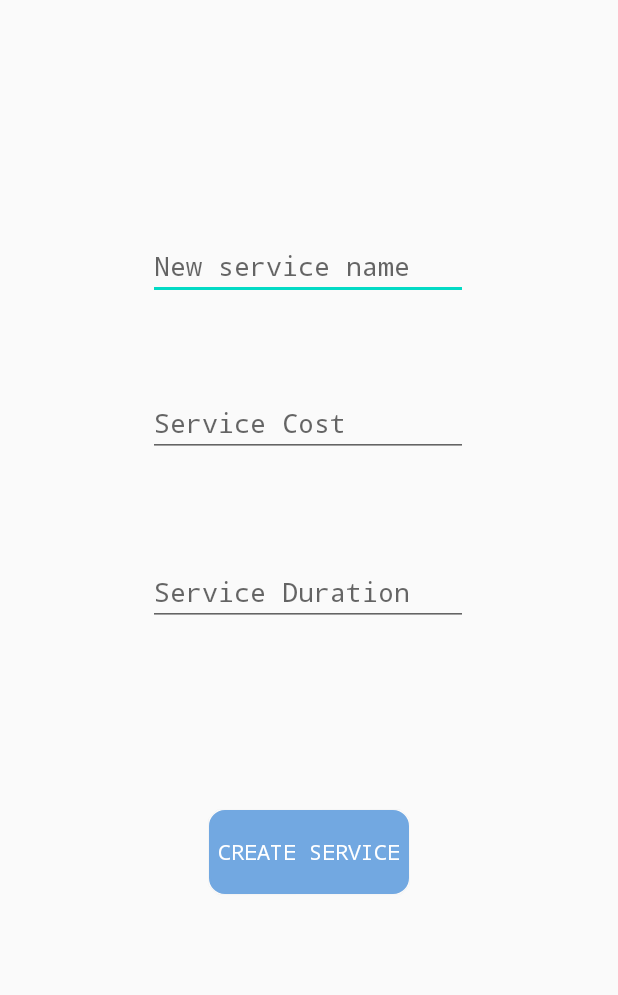
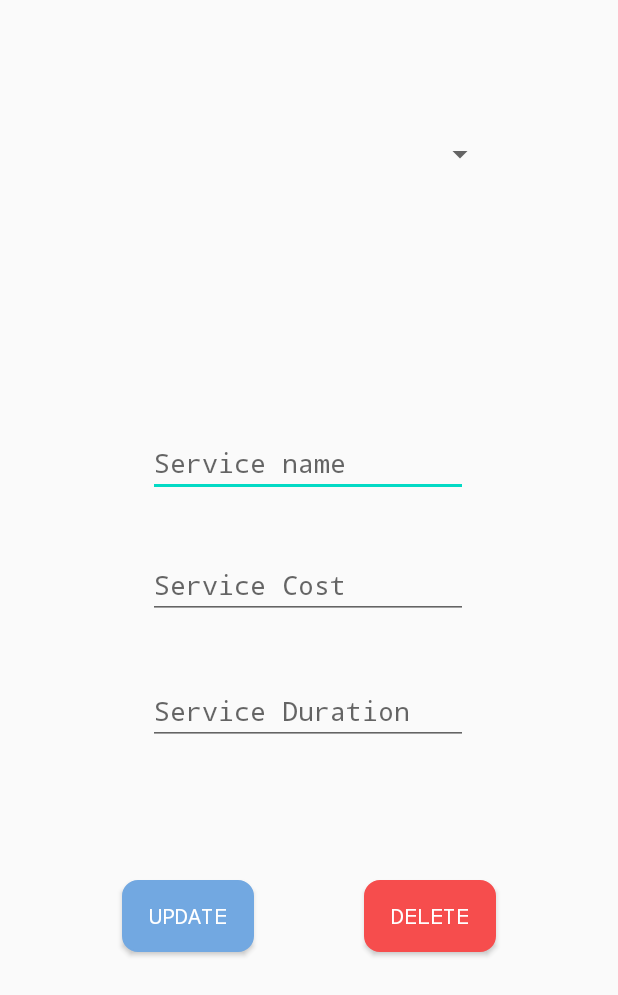
Before and after one commit to McGill-ECSE321-Winter2021/project-group-05, an Android app: the layout activity_edit_delete_service.xml on its own in the app's theme, with its tools: preview values and no code run, on a phone screen of 412 x 824 dp. Shown: the top 995 px of the screen. Run offline under Robolectric (Android 15) with nearby library versions, the phone set to English and light mode, and no system bars.

Commit message:
Edit/Delete service page added

```diff
--- a/RepairShopAndroid/app/src/main/AndroidManifest.xml
+++ b/RepairShopAndroid/app/src/main/AndroidManifest.xml
@@ -11,10 +11,11 @@
         android:roundIcon="@mipmap/ic_launcher_round"
         android:supportsRtl="true"
         android:theme="@style/AppTheme">
+        <activity android:name=".Activities.Admin.EditDeleteService"></activity>
         <activity
             android:name=".Activities.Admin.CreateService"
             android:label="@string/title_activity_create_service"
-            android:theme="@style/AppTheme.NoActionBar"></activity>
+            android:theme="@style/AppTheme.NoActionBar" />
         <activity android:name=".Activities.SignUpPage" />
         <activity android:name=".Activities.Technician.TechnicianHomePage" />
         <activity android:name=".Activities.Admin.AdminHomePage" />
--- /dev/null
+++ b/RepairShopAndroid/app/src/main/java/ca/mcgill/ecse321/repairshop_android/Activities/Admin/EditDeleteService.java
@@ -0,0 +1,16 @@
+package ca.mcgill.ecse321.repairshop_android.Activities.Admin;
+
+import androidx.appcompat.app.AppCompatActivity;
+
+import android.os.Bundle;
+
+import ca.mcgill.ecse321.repairshop_android.R;
+
+public class EditDeleteService extends AppCompatActivity {
+
+    @Override
+    protected void onCreate(Bundle savedInstanceState) {
+        super.onCreate(savedInstanceState);
+        setContentView(R.layout.activity_edit_delete_service);
+    }
+}
--- a/RepairShopAndroid/app/src/main/res/layout/activity_create_service.xml
+++ b/RepairShopAndroid/app/src/main/res/layout/activity_edit_delete_service.xml
@@ -2,26 +2,53 @@
 <androidx.constraintlayout.widget.ConstraintLayout xmlns:android="http://schemas.android.com/apk/res/android"
     xmlns:app="http://schemas.android.com/apk/res-auto"
     xmlns:tools="http://schemas.android.com/tools"
-    android:id="@+id/create"
     android:layout_width="match_parent"
     android:layout_height="match_parent"
-    tools:context=".Activities.Admin.CreateService">
+    tools:context=".Activities.Admin.EditDeleteService">
 
-    <Button
-        android:id="@+id/CreateServiceButton"
-        android:layout_width="133dp"
-        android:layout_height="56dp"
-        android:background="@drawable/mybutton"
-        android:backgroundTint="#72A8E1"
-        android:fontFamily="monospace"
-        android:text="@string/title_activity_create_service"
-        android:textColor="#FFFFFF"
-        android:onClick="createService"
+
+    <Spinner
+        android:id="@+id/spinner"
+        android:layout_width="249dp"
+        android:layout_height="72dp"
+        android:hint="Select a service"
         app:layout_constraintBottom_toBottomOf="parent"
         app:layout_constraintEnd_toEndOf="parent"
         app:layout_constraintStart_toStartOf="parent"
         app:layout_constraintTop_toTopOf="parent"
-        app:layout_constraintVertical_bias="0.703" />
+        app:layout_constraintVertical_bias="0.089" />
+
+    <Button
+        android:id="@+id/update"
+        android:layout_width="wrap_content"
+        android:layout_height="wrap_content"
+        android:background="@drawable/mybutton"
+        android:backgroundTint="#72A8E1"
+        android:fontFamily="monospace"
+        android:text="@string/update"
+        android:textColor="#FFFFFF"
+        app:layout_constraintBottom_toBottomOf="parent"
+        app:layout_constraintEnd_toEndOf="parent"
+        app:layout_constraintHorizontal_bias="0.25"
+        app:layout_constraintStart_toStartOf="parent"
+        app:layout_constraintTop_toTopOf="parent"
+        app:layout_constraintVertical_bias="0.756" />
+
+    <Button
+        android:id="@+id/delete"
+        android:layout_width="wrap_content"
+        android:layout_height="wrap_content"
+        android:background="@drawable/mybutton"
+        android:backgroundTint="#F64D4D"
+        android:fontFamily="monospace"
+        android:text="@string/delete"
+        android:textColor="#FFFFFF"
+        app:layout_constraintBottom_toBottomOf="parent"
+        app:layout_constraintEnd_toEndOf="parent"
+        app:layout_constraintHorizontal_bias="0.749"
+        app:layout_constraintStart_toStartOf="parent"
+        app:layout_constraintTop_toTopOf="parent"
+        app:layout_constraintVertical_bias="0.756" />
 
     <EditText
         android:id="@+id/newServiceName"
@@ -29,14 +56,14 @@
         android:layout_height="wrap_content"
         android:ems="10"
         android:fontFamily="monospace"
+        android:hint="@string/serviceName"
         android:inputType="textPersonName"
-        android:hint="@string/newServiceName"
         app:layout_constraintBottom_toBottomOf="parent"
         app:layout_constraintEnd_toEndOf="parent"
         app:layout_constraintHorizontal_bias="0.497"
         app:layout_constraintStart_toStartOf="parent"
         app:layout_constraintTop_toTopOf="parent"
-        app:layout_constraintVertical_bias="0.199" />
+        app:layout_constraintVertical_bias="0.367" />
 
     <EditText
         android:id="@+id/newServiceDuration"
@@ -44,14 +71,14 @@
         android:layout_height="wrap_content"
         android:ems="10"
         android:fontFamily="monospace"
+        android:hint="@string/newServiceDuration"
         android:inputType="number"
-        android:hint="@string/newServiceDuration"
         app:layout_constraintBottom_toBottomOf="parent"
         app:layout_constraintEnd_toEndOf="parent"
         app:layout_constraintHorizontal_bias="0.497"
         app:layout_constraintStart_toStartOf="parent"
         app:layout_constraintTop_toTopOf="parent"
-        app:layout_constraintVertical_bias="0.478" />
+        app:layout_constraintVertical_bias="0.58" />
 
     <EditText
         android:id="@+id/newServiceCost"
@@ -59,40 +86,13 @@
         android:layout_height="wrap_content"
         android:ems="10"
         android:fontFamily="monospace"
+        android:hint="@string/newServiceCost"
         android:inputType="numberDecimal"
-        android:hint="@string/newServiceCost"
         app:layout_constraintBottom_toBottomOf="parent"
         app:layout_constraintEnd_toEndOf="parent"
         app:layout_constraintHorizontal_bias="0.497"
         app:layout_constraintStart_toStartOf="parent"
         app:layout_constraintTop_toTopOf="parent"
-        app:layout_constraintVertical_bias="0.333" />
-
-    <TextView
-        android:id="@+id/error"
-        android:layout_width="wrap_content"
-        android:layout_height="wrap_content"
-        android:textColor="#FF0000"
-        android:textSize="18sp"
-        android:visibility="gone"
-        app:layout_constraintBottom_toBottomOf="parent"
-        app:layout_constraintEnd_toEndOf="parent"
-        app:layout_constraintHorizontal_bias="0.498"
-        app:layout_constraintStart_toStartOf="parent"
-        app:layout_constraintTop_toTopOf="parent"
-        app:layout_constraintVertical_bias="0.814" />
-    <TextView
-        android:id="@+id/successNotification"
-        android:layout_width="wrap_content"
-        android:layout_height="wrap_content"
-        android:textColor="#000000"
-        android:textSize="18sp"
-        android:visibility="gone"
-        app:layout_constraintBottom_toBottomOf="parent"
-        app:layout_constraintEnd_toEndOf="parent"
-        app:layout_constraintHorizontal_bias="0.498"
-        app:layout_constraintStart_toStartOf="parent"
-        app:layout_constraintTop_toTopOf="parent"
-        app:layout_constraintVertical_bias="0.814" />
+        app:layout_constraintVertical_bias="0.472" />
 
 </androidx.constraintlayout.widget.ConstraintLayout>
--- a/RepairShopAndroid/app/src/main/res/values/strings.xml
+++ b/RepairShopAndroid/app/src/main/res/values/strings.xml
@@ -5,11 +5,15 @@
     <string name="login">login</string>
 
     <string name="userName">username</string>
-
+    <!-- Admin -->>
     <string name="newServiceName">New service name</string>
+    <string name="serviceName">Service name</string>
+    <string name="delete">Delete</string>
+    <string name="update">Update</string>
     <string name="newServiceCost">Service Cost</string>
     <string name="newServiceDuration">Service Duration</string>
     <string name="title_activity_create_service">Create Service</string>
+    <!-- Admin -->
     <!-- Strings used for fragments for navigation -->
     <string name="first_fragment_label">First Fragment</string>
     <string name="second_fragment_label">Second Fragment</string>
```
